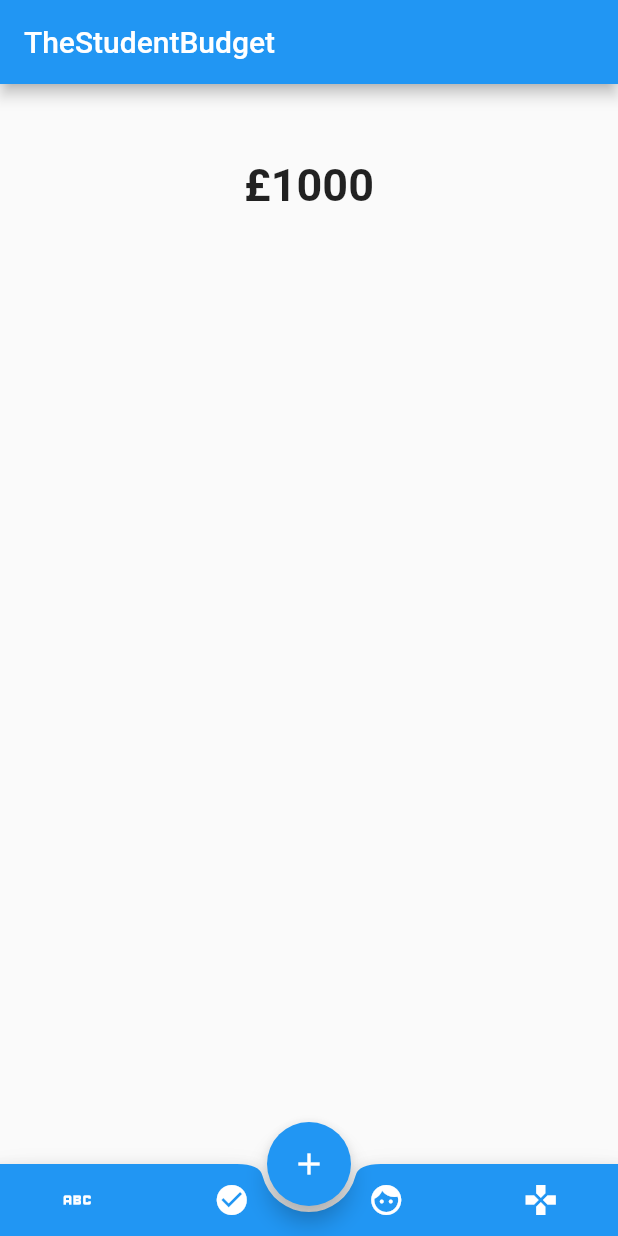
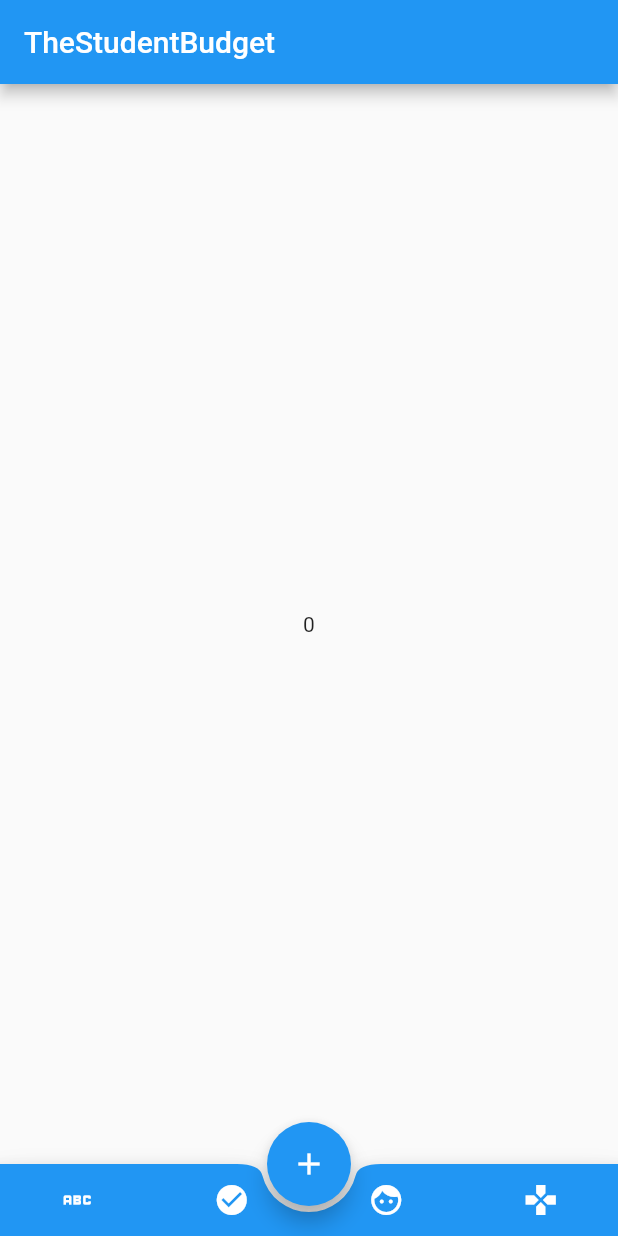
Before and after one commit to Frqcture/thestudentbudget, a Flutter app: the screen it shows after launch, on a phone screen of 412 x 824 dp. Run offline on Flutter 3.47's test engine with Material 2 defaults, Android fonts, the light colour scheme and no system bars.

Commit message:
Changes Screen when bottom app bar is clicked

```diff
--- a/lib/main.dart
+++ b/lib/main.dart
@@ -1,5 +1,5 @@
-import 'dart:ffi';
-import 'dart:io';
+import 'dart:developer';
+
 import 'package:flutter/material.dart';
 
 void main() {
@@ -51,6 +51,9 @@
 
 class _MyHomePageState extends State<MyHomePage> {
 
+  final tabs = ['Home', 'Profile', 'Help', 'Settings'];
+  int selectedScreen = 0;
+
   @override
   Widget build(BuildContext context) {
     // This method is rerun every time setState is called, for instance as done
@@ -59,36 +62,12 @@
     // The Flutter framework has been optimized to make rerunning build methods
     // fast, so that you can just rebuild anything that needs updating rather
     // than having to individually change instances of widgets.
-    return DefaultTabController(length: 3,
-     child: Scaffold(
+    return Scaffold(
       appBar: AppBar(
         title: const Text('TheStudentBudget'),
       ),
-      body: TabBarView(
-        children: <Widget>[
-          Center(
-            child: Column(
-              children: <Widget>[
-                Container(
-                  margin: const EdgeInsets.all(50.0),
-                  child: const Text(
-                    '£1000',
-                    style: TextStyle(
-                      fontWeight:FontWeight.bold,
-                      fontSize: 30,
-                    ),
-                ),
-            )
-            ]
-          ),
-          ),
-          const Center(
-            child: Text('Tab 2')
-          ),
-          const Center(
-            child: Text('Tab 3'),
-          )
-        ],
+      body: Center(
+        child: Text('$selectedScreen'),
       ),
       floatingActionButton: FloatingActionButton(
         onPressed: () {},
@@ -96,35 +75,13 @@
         child: const Icon(Icons.add),
       ),
       floatingActionButtonLocation: FloatingActionButtonLocation.centerDocked,
-      bottomNavigationBar: const MainBottomAppBar(
-        fabLocation: FloatingActionButtonLocation.centerDocked,
-        shape: CircularNotchedRectangle(),
-      )
-      ),
+      bottomNavigationBar: _buildBottomAppBar()
     );
   }
-}
 
-class MainBottomAppBar extends StatelessWidget {
-   // ignore: use_key_in_widget_constructors
-   const MainBottomAppBar({
-    this.fabLocation = FloatingActionButtonLocation.endDocked,
-    this.shape = const CircularNotchedRectangle(),
-  });
-
-  final FloatingActionButtonLocation fabLocation;
-  final NotchedShape? shape;
-
-  static final List<FloatingActionButtonLocation> centerLocations =
-      <FloatingActionButtonLocation>[
-    FloatingActionButtonLocation.centerDocked,
-    FloatingActionButtonLocation.centerFloat,
-  ];
-
-  @override
-  Widget build(BuildContext context) {
+  _buildBottomAppBar() {
     return BottomAppBar(
-      shape: shape,
+      shape: const CircularNotchedRectangle(),
       color: Colors.blue,
       child: IconTheme(
         data: IconThemeData(color: Theme.of(context).colorScheme.onPrimary),
@@ -135,13 +92,21 @@
                 children: <Widget>[
                   Expanded(
                     child: IconButton(
-                      onPressed: () {},
+                      onPressed: () {
+                        setState(() {
+                          selectedScreen = 0;
+                        });
+                      },
                       icon: const Icon(Icons.abc),
                     ),
                   ),
                   Expanded(
                     child: IconButton(
-                      onPressed: () {},
+                      onPressed: () {
+                        setState(() {
+                          selectedScreen = 1;
+                        });
+                      },
                       icon: const Icon(Icons.check_circle),
                     ),
                   )
@@ -153,13 +118,21 @@
                 children: <Widget>[
                   Expanded(
                     child: IconButton(
-                      onPressed: () {},
+                      onPressed: () {
+                        setState(() {
+                          selectedScreen = 2;
+                        });
+                      },
                       icon: const Icon(Icons.face),
                     ),
                   ),
                   Expanded(
                     child: IconButton(
-                      onPressed: () {},
+                      onPressed: () {
+                        setState(() {
+                          selectedScreen = 3;
+                        });
+                      },
                       icon: const Icon(Icons.gamepad),
                     ),
                   )
```
